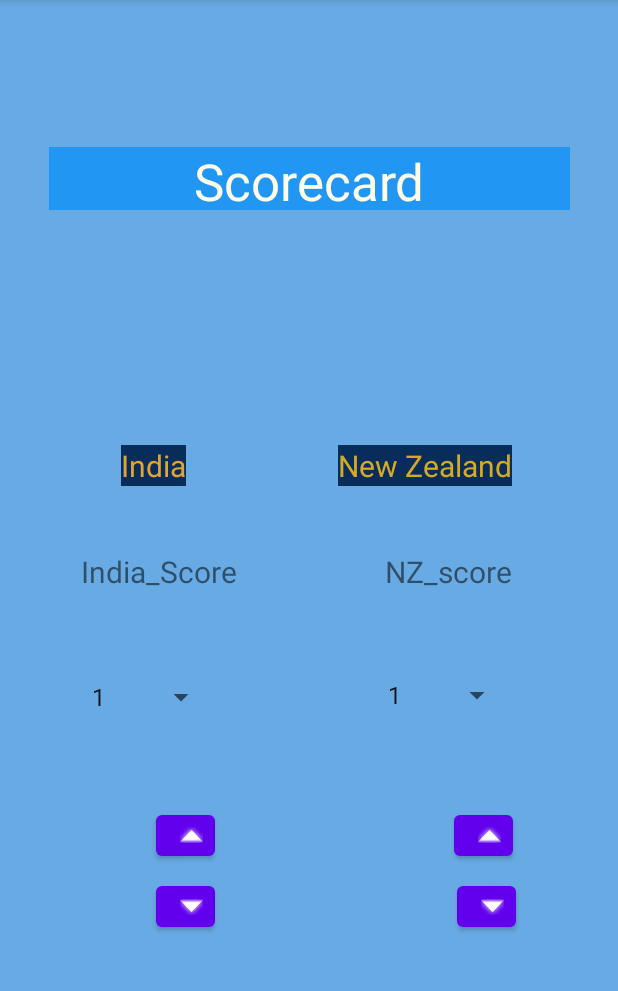
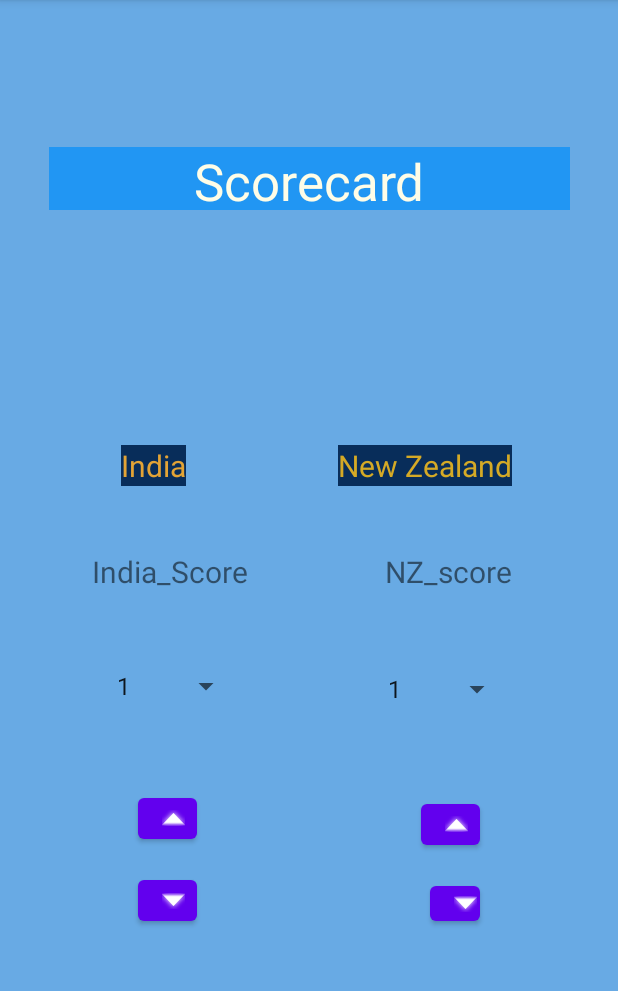
Before and after one commit to moxit01/Java_Lab_4, an Android app: the screen it shows after launch (MainActivity), on a phone screen of 412 x 824 dp, the part 84-1075 px from its top. Run offline under Robolectric (Android 15) with nearby library versions, the phone set to English and light mode, and no system bars.

Commit message:
Added Button listeners

```diff
--- a/Scorekeeper/app/src/main/java/com/moxit/Score_keeper/MainActivity.java
+++ b/Scorekeeper/app/src/main/java/com/moxit/Score_keeper/MainActivity.java
@@ -6,38 +6,73 @@ import android.os.Bundle;
 import android.view.View;
 import android.widget.AdapterView;
 import android.widget.ArrayAdapter;
+import android.widget.Button;
 import android.widget.Spinner;
+import android.widget.TextView;
 import android.widget.Toast;
 
 import com.moxit.lab1.R;
 
 public class MainActivity extends AppCompatActivity implements AdapterView.OnItemSelectedListener {
 
+    TextView textView, I_text, N_text;
+    Spinner spinner,spinner2;
+    Button I_increase,I_decrease,N_increase,N_decrease;
+
+    int I_number = 0;
+    int N_number = 0;
+
+
     @Override
     protected void onCreate(Bundle savedInstanceState) {
         super.onCreate(savedInstanceState);
         setContentView(R.layout.activity_main);
 
-        Spinner spinner = findViewById(R.id.spinner);
-        Spinner spinner2 = findViewById(R.id.spinner2);
+        initLayouts();
+        initListeners();
 
-        ArrayAdapter<CharSequence> adapter = ArrayAdapter.createFromResource(this, R.array.spinner, android.R.layout.simple_spinner_item);
-        adapter.setDropDownViewResource(android.R.layout.simple_spinner_dropdown_item);
+    }
+
+    void initLayouts()
+    {
+        //Spinner class for the items
+        spinner = findViewById(R.id.india_spinner);
+        spinner2 = findViewById(R.id.nz_spinner);
+        I_increase = findViewById(R.id.I_Increase);
+        I_decrease = findViewById(R.id.I_decrease);
+        N_increase = findViewById(R.id.N_Increase);
+        N_decrease = findViewById(R.id.N_decrease);
+        I_text = findViewById(R.id.I_text);
+        N_text = findViewById(R.id.N_text);
+
+
+    }
+
+
+    void initListeners()
+    {
+        //array Adapter for spinner.
+        ArrayAdapter<CharSequence> adapter = ArrayAdapter.createFromResource(this,
+                R.array.india_spinner, android.R.layout.simple_spinner_item);
         spinner.setAdapter(adapter);
         spinner.setOnItemSelectedListener(this);
+        spinner.getSelectedItemPosition();
 
-        ArrayAdapter<CharSequence> adapter1 = ArrayAdapter.createFromResource(this, R.array.spinner2, android.R.layout.simple_spinner_item);
-        adapter.setDropDownViewResource(android.R.layout.simple_spinner_dropdown_item);
+        ArrayAdapter<CharSequence> adapter1 = ArrayAdapter.createFromResource(this,
+                R.array.nz_spinner, android.R.layout.simple_spinner_item);
         spinner2.setAdapter(adapter1);
         spinner2.setOnItemSelectedListener(this);
+
+
     }
 
+
+    //displays the spinner item selected.
     @Override
-    public void onItemSelected(AdapterView<?> adapterView, View view, int i, long l) {
+    public void onItemSelected(AdapterView<?> adapterView, View textView, int i, long l) {
         String text = adapterView.getItemAtPosition(i).toString();
         Toast.makeText(adapterView.getContext(), text, Toast.LENGTH_SHORT).show();
     }
-
 
     @Override
     public void onNothingSelected(AdapterView<?> adapterView) {
@@ -45,4 +80,77 @@ public class MainActivity extends AppCompatActivity implements AdapterView.OnIte
     }
 
 
+//Increase india score
+    public void I_increase(View view) {
+        if (I_number >= 0) {
+            I_number++;
+            display(I_number);
+        }
+        else{
+            Toast.makeText(MainActivity.this, "Increase Score", Toast.LENGTH_SHORT).show();
+        }
+
+    }
+
+    //Decrease India score
+    public void I_decrease(View view) {
+        if (I_number > 0) {
+            I_number--;
+            display(I_number);
+        }
+        else{
+            Toast.makeText(MainActivity.this, "Increase Score", Toast.LENGTH_SHORT).show();
+        }
+
+    }
+
+    //Increase Newzealand score
+    public void N_increase(View view) {
+        if (N_number >= 0) {
+            N_number++;
+            displayNZ(N_number);
+        }
+        else{
+            Toast.makeText(MainActivity.this, "Increase Score", Toast.LENGTH_SHORT).show();
+        }
+    }
+
+
+    // Decrease Newzealand score
+    public void N_decrease(View view) {
+        if (N_number > 0) {
+            N_number--;
+            displayNZ(N_number);
+        }
+        else{
+            Toast.makeText(MainActivity.this, "Increase Score", Toast.LENGTH_SHORT).show();
+        }
+    }
+
+// Display India score
+    public void display(int number) {
+            TextView display = (TextView) I_text;
+            display.setText("" + number);
+    }
+
+    //Display Nz score
+    public void displayNZ(int number) {
+        TextView displayNZ = (TextView) N_text;
+        displayNZ.setText("" + number);
+
+    }
+
+
+
 }
+
+
+
+
+
+
+//
+//    int f = Integer.parseInt(text);
+//    int t = f + 6;
+//    String s=String.valueOf(t);
+//    String text1 = s;
--- a/Scorekeeper/app/src/main/res/layout/activity_main.xml
+++ b/Scorekeeper/app/src/main/res/layout/activity_main.xml
@@ -6,18 +6,6 @@
     android:layout_height="match_parent"
     android:background="#68AAE4"
     tools:context="com.moxit.Score_keeper.MainActivity">
-
-    <Spinner
-        android:id="@+id/spinner2"
-        android:layout_width="91dp"
-        android:layout_height="wrap_content"
-        android:layout_marginTop="34dp"
-        android:layout_marginEnd="70dp"
-        android:layout_marginBottom="40dp"
-        app:layout_constraintBottom_toTopOf="@+id/button6"
-        app:layout_constraintEnd_toEndOf="parent"
-        app:layout_constraintTop_toBottomOf="@+id/textView4"
-        tools:ignore="SpeakableTextPresentCheck,TouchTargetSizeCheck" />
 
     <TextView
         android:id="@+id/textView"
@@ -54,12 +42,12 @@
         app:layout_constraintTop_toTopOf="parent" />
 
     <TextView
-        android:id="@+id/textView3"
+        android:id="@+id/I_text"
         android:layout_width="wrap_content"
         android:layout_height="wrap_content"
-        android:layout_marginStart="53dp"
+        android:layout_marginStart="70dp"
         android:layout_marginTop="349dp"
-        android:layout_marginEnd="254dp"
+        android:layout_marginEnd="255dp"
         android:layout_marginBottom="355dp"
         android:text="@string/india_score"
         android:textSize="20sp"
@@ -69,7 +57,7 @@
         app:layout_constraintTop_toTopOf="parent" />
 
     <TextView
-        android:id="@+id/textView4"
+        android:id="@+id/N_text"
         android:layout_width="wrap_content"
         android:layout_height="wrap_content"
         android:layout_marginStart="255dp"
@@ -84,71 +72,84 @@
         app:layout_constraintTop_toTopOf="parent" />
 
     <Button
-        android:id="@+id/button3"
+        android:id="@+id/I_decrease"
         android:layout_width="39dp"
         android:layout_height="39dp"
-        android:layout_marginStart="68dp"
-        android:layout_marginEnd="97dp"
-        android:layout_marginBottom="144dp"
+        android:layout_marginStart="92dp"
+        android:layout_marginBottom="148dp"
         android:text="@string/india_down"
+        android:onClick="I_decrease"
         app:icon="@android:drawable/arrow_down_float"
         app:layout_constraintBottom_toBottomOf="parent"
-        app:layout_constraintEnd_toStartOf="@+id/button5"
-        app:layout_constraintHorizontal_bias="0.357"
         app:layout_constraintStart_toStartOf="parent"
-        tools:ignore="TextContrastCheck,DuplicateSpeakableTextCheck,SpeakableTextPresentCheck,TouchTargetSizeCheck" />
+        tools:ignore="DuplicateSpeakableTextCheck,OnClick,SpeakableTextPresentCheck,TextContrastCheck,TouchTargetSizeCheck" />
 
     <Button
-        android:id="@+id/button4"
+        android:id="@+id/I_Increase"
         android:layout_width="39dp"
         android:layout_height="39dp"
-        android:layout_marginStart="70dp"
-        android:layout_marginEnd="97dp"
-        android:layout_marginBottom="8dp"
+        android:layout_marginStart="92dp"
+        android:layout_marginBottom="15dp"
         android:text="@string/india_up"
+        android:onClick="I_increase"
         app:icon="@android:drawable/arrow_up_float"
-        app:layout_constraintBottom_toTopOf="@+id/button3"
-        app:layout_constraintEnd_toStartOf="@+id/button6"
-        app:layout_constraintHorizontal_bias="0.354"
+        app:layout_constraintBottom_toTopOf="@+id/I_decrease"
         app:layout_constraintStart_toStartOf="parent"
-        tools:ignore="TextContrastCheck,DuplicateSpeakableTextCheck,SpeakableTextPresentCheck,TouchTargetSizeCheck" />
+        tools:ignore="DuplicateSpeakableTextCheck,OnClick,SpeakableTextPresentCheck,TextContrastCheck,TouchTargetSizeCheck" />
+
 
     <Button
-        android:id="@+id/button5"
-        android:layout_width="39dp"
-        android:layout_height="39dp"
-        android:layout_marginEnd="68dp"
-        android:layout_marginBottom="144dp"
+        android:id="@+id/N_decrease"
+        android:layout_width="33dp"
+        android:layout_height="35dp"
+        android:layout_marginEnd="92dp"
+        android:layout_marginBottom="148dp"
         android:text="@string/nz_down"
+        android:onClick="N_decrease"
         app:icon="@android:drawable/arrow_down_float"
         app:layout_constraintBottom_toBottomOf="parent"
         app:layout_constraintEnd_toEndOf="parent"
         tools:ignore="TextContrastCheck,SpeakableTextPresentCheck,TouchTargetSizeCheck" />
 
     <Button
-        android:id="@+id/button6"
+        android:id="@+id/N_Increase"
         android:layout_width="39dp"
         android:layout_height="39dp"
-        android:layout_marginEnd="70dp"
-        android:layout_marginBottom="8dp"
+        android:layout_marginEnd="92dp"
+        android:layout_marginBottom="15dp"
         android:text="@string/nz_up"
+        android:onClick="N_increase"
         app:icon="@android:drawable/arrow_up_float"
-        app:layout_constraintBottom_toTopOf="@+id/button5"
+        app:layout_constraintBottom_toTopOf="@+id/N_decrease"
         app:layout_constraintEnd_toEndOf="parent"
         tools:ignore="TextContrastCheck,SpeakableTextPresentCheck,TouchTargetSizeCheck" />
 
     <Spinner
-        android:id="@+id/spinner"
+        android:id="@+id/india_spinner"
         android:layout_width="91dp"
-        android:layout_height="wrap_content"
-        android:layout_marginStart="53dp"
-        android:layout_marginTop="35dp"
-        android:layout_marginBottom="38dp"
-        app:layout_constraintBottom_toTopOf="@+id/button4"
+        android:layout_height="24dp"
+        android:layout_marginStart="70dp"
+        android:layout_marginTop="42dp"
+        android:layout_marginBottom="48dp"
+        android:dropDownWidth="wrap_content"
+        app:layout_constraintBottom_toTopOf="@+id/I_Increase"
         app:layout_constraintStart_toStartOf="parent"
-        app:layout_constraintTop_toBottomOf="@+id/textView3"
+        app:layout_constraintTop_toBottomOf="@+id/I_text"
         tools:ignore="TouchTargetSizeCheck,SpeakableTextPresentCheck" />
 
+
+    <Spinner
+        android:id="@+id/nz_spinner"
+        android:layout_width="91dp"
+        android:layout_height="24dp"
+        android:layout_marginTop="42dp"
+        android:layout_marginEnd="70dp"
+        android:layout_marginBottom="48dp"
+        android:dropDownWidth="wrap_content"
+        app:layout_constraintBottom_toTopOf="@+id/N_Increase"
+        app:layout_constraintEnd_toEndOf="parent"
+        app:layout_constraintTop_toBottomOf="@+id/N_text"
+        tools:ignore="SpeakableTextPresentCheck,TouchTargetSizeCheck" />
 
     <TextView
         android:id="@+id/textView5"
--- a/Scorekeeper/app/src/main/res/values/strings.xml
+++ b/Scorekeeper/app/src/main/res/values/strings.xml
@@ -12,14 +12,14 @@
     <string name="nz_down"></string>
     <string name="scorecard">Scorecard</string>
 
-    <string-array name="spinner">
+    <string-array name="india_spinner">
         <item>1</item>
         <item>2</item>
         <item>3</item>
         <item>4</item>
         <item>6</item>
     </string-array>
-    <string-array name="spinner2">
+    <string-array name="nz_spinner">
         <item>1</item>
         <item>2</item>
         <item>3</item>
```
Also changed, not shown: 1 other file.
